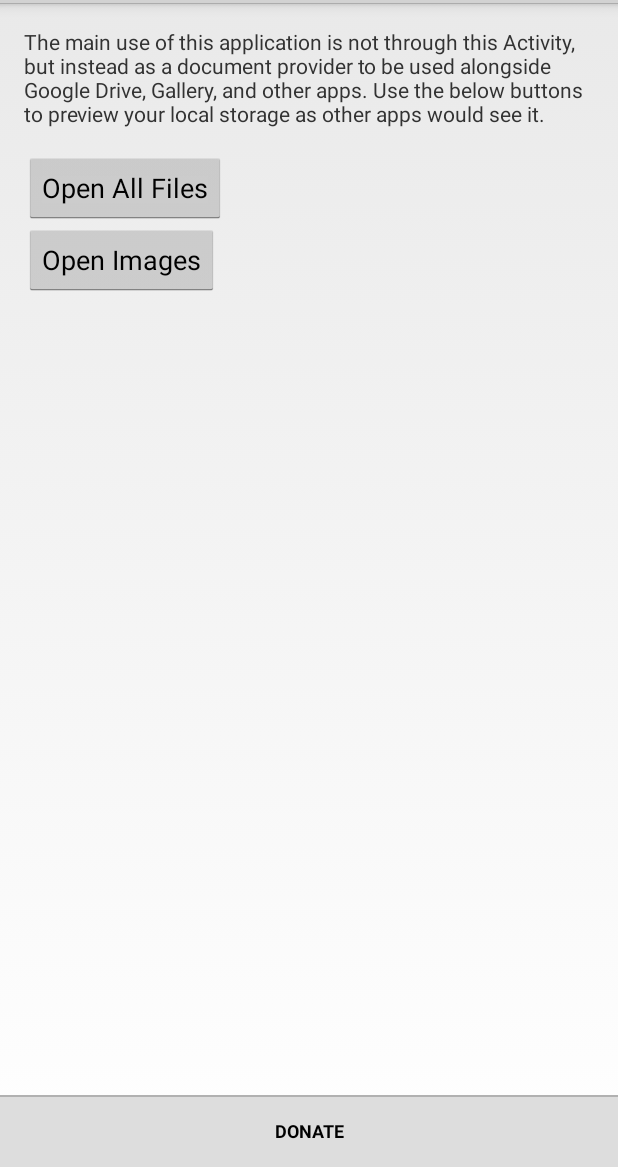
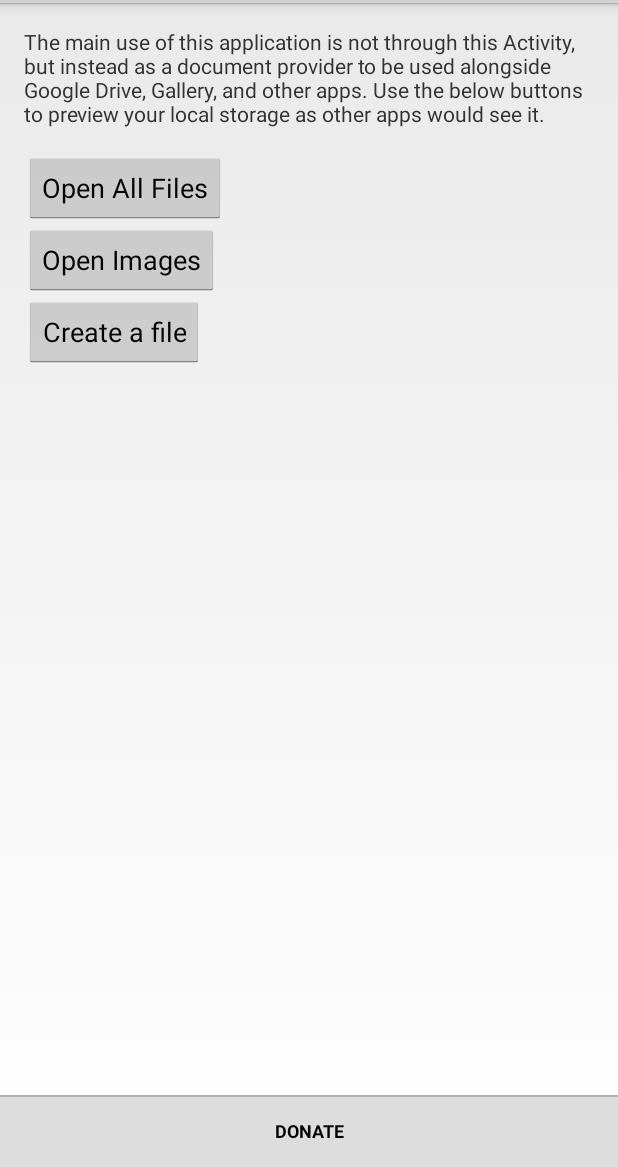
Before and after one commit to ianhanniballake/LocalStorage, an Android app: the screen it shows after launch (MainActivity), after a tap on "Open All Files", on a phone screen of 412 x 824 dp, the part 69-1236 px from its top. Run offline under Robolectric (Android 15) with nearby library versions, the phone set to English and light mode, and no system bars; pictures from the network do not load.

Commit message:
Adds create file test option

```diff
--- a/LocalStorage/src/main/java/com/ianhanniballake/localstorage/MainActivity.java
+++ b/LocalStorage/src/main/java/com/ianhanniballake/localstorage/MainActivity.java
@@ -13,7 +13,7 @@ import android.widget.ImageView;
 import android.widget.TextView;
 
 public class MainActivity extends Activity {
-    private static final int READ_REQUEST_CODE = 1;
+    private static final int REQUEST_CODE = 1;
     private TextView returnedName;
     private ImageView returnedImage;
 
@@ -28,7 +28,7 @@ public class MainActivity extends Activity {
                 Intent intent = new Intent(Intent.ACTION_OPEN_DOCUMENT);
                 intent.addCategory(Intent.CATEGORY_OPENABLE);
                 intent.setType("*/*");
-                startActivityForResult(intent, READ_REQUEST_CODE);
+                startActivityForResult(intent, REQUEST_CODE);
             }
         });
         Button openImages = (Button) findViewById(R.id.open_images);
@@ -38,7 +38,21 @@ public class MainActivity extends Activity {
                 Intent intent = new Intent(Intent.ACTION_OPEN_DOCUMENT);
                 intent.addCategory(Intent.CATEGORY_OPENABLE);
                 intent.setType("image/*");
-                startActivityForResult(intent, READ_REQUEST_CODE);
+                startActivityForResult(intent, REQUEST_CODE);
+            }
+        });
+        Button createFile = (Button) findViewById(R.id.create_file);
+        createFile.setOnClickListener(new View.OnClickListener() {
+            @Override
+            public void onClick(View v) {
+                Intent intent = new Intent(Intent.ACTION_CREATE_DOCUMENT);
+                // Filter to only show results that can be "opened", such as
+                // a file (as opposed to a list of contacts or timezones).
+                intent.addCategory(Intent.CATEGORY_OPENABLE);
+                // Create a file with the requested MIME type.
+                intent.setType("text/plain");
+                intent.putExtra(Intent.EXTRA_TITLE, "test_file.txt");
+                startActivityForResult(intent, REQUEST_CODE);
             }
         });
         returnedName = (TextView) findViewById(R.id.returned_name);
@@ -65,8 +79,11 @@ public class MainActivity extends Activity {
 
     @Override
     public void onActivityResult(int requestCode, int resultCode, Intent data) {
-        if (requestCode != READ_REQUEST_CODE || resultCode != Activity.RESULT_OK || data == null || data.getData() ==
-                null) {
+        if (requestCode != REQUEST_CODE) {
+            super.onActivityResult(requestCode, resultCode, data);
+            return;
+        }
+        if (resultCode != Activity.RESULT_OK || data == null || data.getData() == null) {
             returnedName.setText("");
             returnedImage.setImageURI(null);
             return;
--- a/LocalStorage/src/main/res/layout/activity_main.xml
+++ b/LocalStorage/src/main/res/layout/activity_main.xml
@@ -27,6 +27,12 @@
         android:layout_height="wrap_content"
         android:text="@string/open_images"/>
 
+    <Button
+        android:id="@+id/create_file"
+        android:layout_width="wrap_content"
+        android:layout_height="wrap_content"
+        android:text="@string/create_file"/>
+
     <TextView
         android:id="@+id/returned_name"
         android:layout_width="match_parent"
--- a/LocalStorage/src/main/res/values/strings.xml
+++ b/LocalStorage/src/main/res/values/strings.xml
@@ -6,6 +6,7 @@
     <string name="sd_card">SD Card</string>
     <string name="open_all_files">Open All Files</string>
     <string name="open_images">Open Images</string>
+    <string name="create_file">Create a file</string>
     <!-- Donate -->
     <string name="donate">Donate</string>
     <string name="donate_header">Please consider supporting further development by donating to the developer!</string>
```
